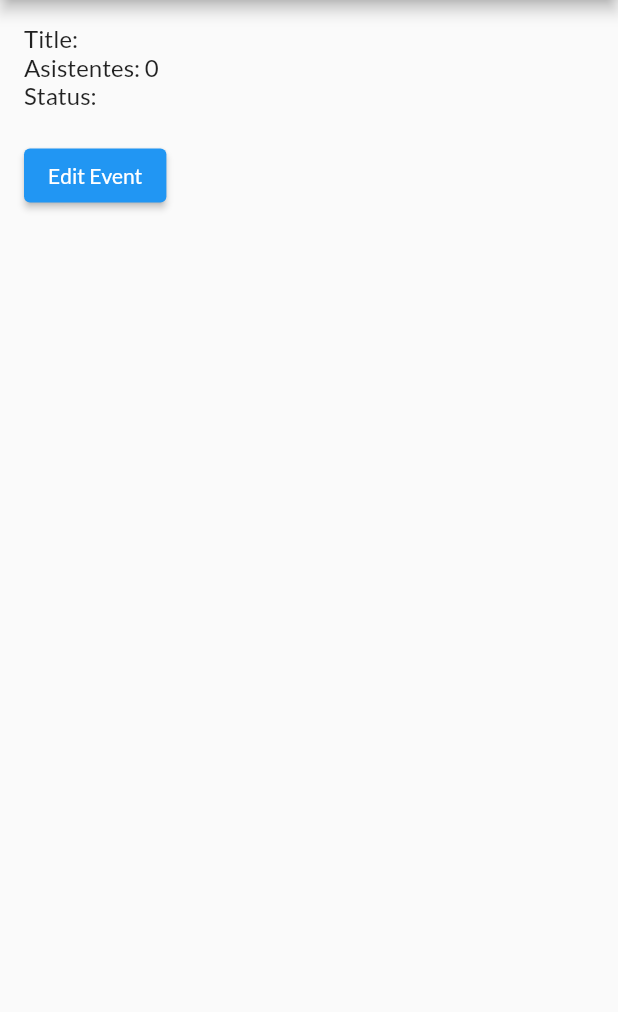
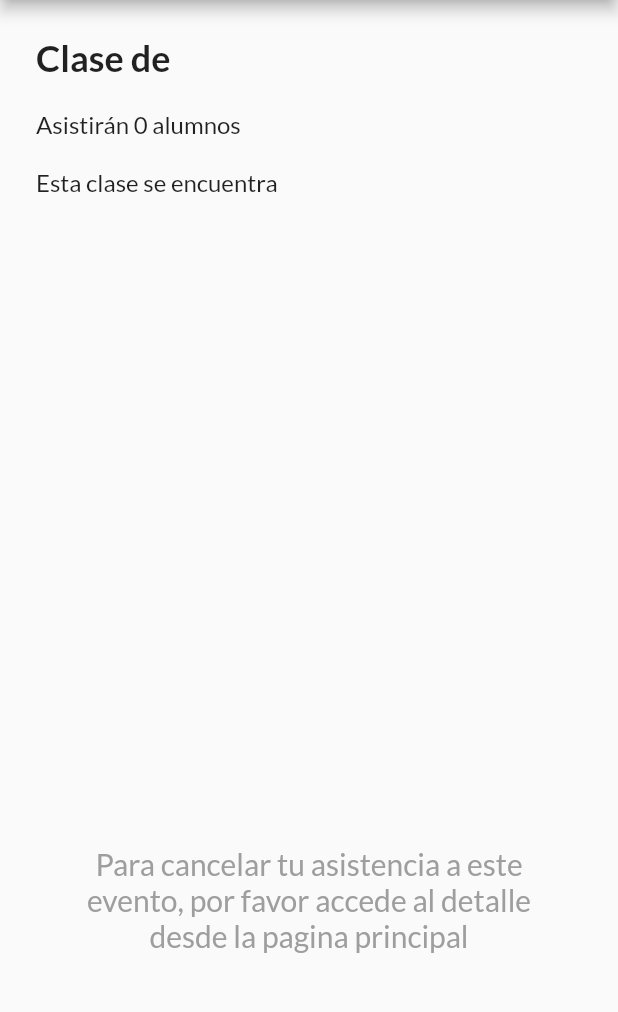
Before and after one commit to ju4ncito/turnero_taie_front, a Flutter app: the EventDetail screen opened directly with empty values, on a phone screen of 412 x 824 dp, the part 84-1096 px from its top. Run offline on Flutter 3.47's test engine with Material 2 defaults, Android fonts, the phone set to English and light mode, and no system bars; our stand-ins replace chopper, easy_debounce, flutter_secure_storage, google_fonts, google_nav_bar, google_sign_in and 2 more; accounts and stored records are empty; generated files the repository leaves out were written again; network calls fail.

Commit message:
Cambio de veento de calendario para pasar informacion del schedule. Refs #29

```diff
--- a/lib/components/calendar_student.dart
+++ b/lib/components/calendar_student.dart
@@ -64,12 +64,8 @@ class CalendarAlumnoState extends State<CalendarAlumno> {
             print("kEvents: $kEvents");
 
             kEvents[eventDate]!.add(
-              Event(
-                instance.area.name,
-                instance.users.length - 1,
-                instance.status,
-                instance.schedule.id,
-              ),
+              Event(instance.area.name, instance.users.length - 1,
+                  instance.status, instance.schedule.id, instance.schedule),
             );
           }
         });
--- a/lib/components/calendar_tutor.dart
+++ b/lib/components/calendar_tutor.dart
@@ -73,6 +73,7 @@ class _TableEventsExampleState extends State<TableEventsExample> {
                 instance.schedule.capacity - 1,
                 instance.status,
                 instance.schedule.id,
+                instance.schedule,
               ),
             );
           }
--- a/lib/components/event.dart
+++ b/lib/components/event.dart
@@ -1,13 +1,15 @@
 import 'dart:collection';
 import 'package:table_calendar/table_calendar.dart';
+import 'package:turnero_taie_front/swagger_generated_code/api_model.swagger.dart';
 
 class Event {
   final String? area;
   final int? asistentes;
   final String? status;
   final int? id;
+  final ReadTutorUserSchedule? schedule;
 
-  const Event(this.area, this.asistentes, this.status, this.id);
+  const Event(this.area, this.asistentes, this.status, this.id, this.schedule);
 }
 
 int getHashCode(DateTime key) {
--- a/lib/components/event_detail.dart
+++ b/lib/components/event_detail.dart
@@ -5,6 +5,19 @@ class EventDetail extends StatelessWidget {
   final Event event;
 
   EventDetail({required this.event});
+
+  String? translateStatusToSpanish(String? status) {
+    Map<String, String> statusTranslations = {
+      'Scheduled': 'Programada',
+      'In progress': 'En curso',
+      'Done': 'Finalizada',
+    };
+
+    // Traduce el estado o devuelve el mismo estado si no hay una traducción disponible
+    return statusTranslations.containsKey(status)
+        ? statusTranslations[status]!
+        : status;
+  }
 
   @override
   Widget build(BuildContext context) {
@@ -15,32 +28,53 @@ class EventDetail extends StatelessWidget {
       ),
       body: Padding(
         padding: const EdgeInsets.all(16.0),
+        child: Padding(
+          padding: const EdgeInsets.all(8.0),
           child: Column(
             crossAxisAlignment: CrossAxisAlignment.start,
             children: [
               Text(
-              'Title: ${event.area}',
+                'Clase de ${event.area}',
+                style:
+                    const TextStyle(fontSize: 24, fontWeight: FontWeight.bold),
+              ),
+              const SizedBox(height: 20),
+              Text(
+                'Asistirán ${event.asistentes} alumnos',
+                style: TextStyle(fontSize: 16),
+              ),
+              const SizedBox(height: 20),
+              Row(
+                crossAxisAlignment: CrossAxisAlignment.start,
+                children: [
+                  Text(
+                    'Esta clase se encuentra ',
                     style: TextStyle(fontSize: 16),
                   ),
                   Text(
-              'Asistentes: ${event.asistentes}',
-              style: TextStyle(fontSize: 16),
+                    '${translateStatusToSpanish(event.status)}',
+                    style: TextStyle(fontSize: 16, fontWeight: FontWeight.bold),
                   ),
-            Text(
-              'Status: ${event.status}',
-              style: TextStyle(fontSize: 16),
+                ],
               ),
               const SizedBox(height: 20),
-            ElevatedButton(
-              onPressed: () {
-                // Implement the logic for handling the event, e.g., delete or edit.
-              },
-              style: ElevatedButton.styleFrom(
-                backgroundColor: Colors.blue,
+              Spacer(),
+              const Center(
+                child: Padding(
+                  padding: EdgeInsets.all(28.0),
+                  child: Text(
+                    'Para cancelar tu asistencia a este evento, por favor accede al detalle desde la pagina principal ',
+                    style: TextStyle(
+                      color: Colors.grey,
+                      fontSize: 20,
                     ),
-              child: const Text('Edit Event'),
+                    textAlign: TextAlign.center,
                   ),
+                ),
+              ),
+              SizedBox(height: 80),
             ],
+          ),
         ),
       ),
     );
--- a/lib/components/event_info.dart
+++ b/lib/components/event_info.dart
@@ -15,6 +15,8 @@ class EventInfo extends StatelessWidget {
       ),
       body: Padding(
         padding: const EdgeInsets.all(16.0),
+        child: Padding(
+          padding: const EdgeInsets.all(8.0),
           child: Column(
             crossAxisAlignment: CrossAxisAlignment.start,
             children: [
@@ -43,6 +45,7 @@ class EventInfo extends StatelessWidget {
             ],
           ),
         ),
+      ),
     );
   }
 }
--- a/lib/components/std_schedule_info.dart
+++ b/lib/components/std_schedule_info.dart
@@ -130,7 +130,7 @@ class ScheduleInfo extends StatelessWidget {
                         ),
                         const SizedBox(height: 5),
                         Text(
-                          '${tutorInstance.schedule.tutorUser.areas[0]}',
+                          '${tutorInstance.area.name}',
                           style:
                               const TextStyle(fontSize: 16, color: Colors.grey),
                         ),
```
Also changed, not shown: lib/components/search_schedule_page.dart (+33 -33 lines). Lines whose indentation alone changed are shown as unchanged.
